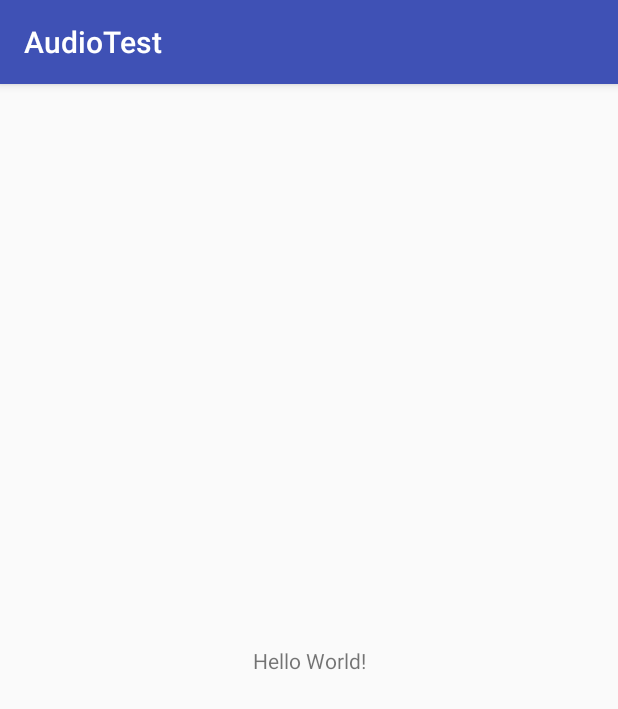
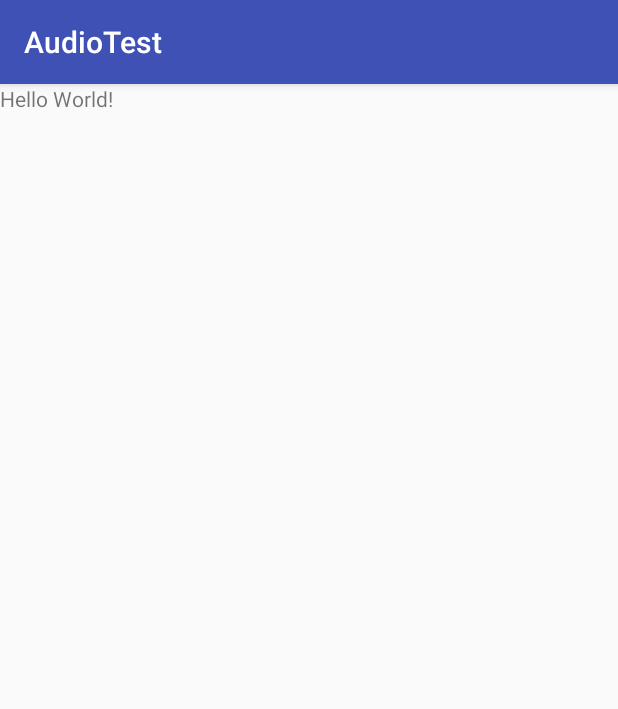
Before and after one commit to istewart13/AudioTest, an Android app: the screen it shows after launch (MainActivity), on a phone screen of 412 x 824 dp. Shown: the top 709 px of the screen. Run offline under Robolectric (Android 15) with nearby library versions, the light colour scheme and no system bars.

Commit message:
Change to LinearLayout

```diff
--- a/app/src/main/res/layout/activity_main.xml
+++ b/app/src/main/res/layout/activity_main.xml
@@ -1,5 +1,5 @@
 <?xml version="1.0" encoding="utf-8"?>
-<android.support.constraint.ConstraintLayout xmlns:android="http://schemas.android.com/apk/res/android"
+<LinearLayout xmlns:android="http://schemas.android.com/apk/res/android"
     xmlns:app="http://schemas.android.com/apk/res-auto"
     xmlns:tools="http://schemas.android.com/tools"
     android:layout_width="match_parent"
@@ -15,4 +15,4 @@
         app:layout_constraintRight_toRightOf="parent"
         app:layout_constraintTop_toTopOf="parent" />
 
-</android.support.constraint.ConstraintLayout>
+</LinearLayout>
```
